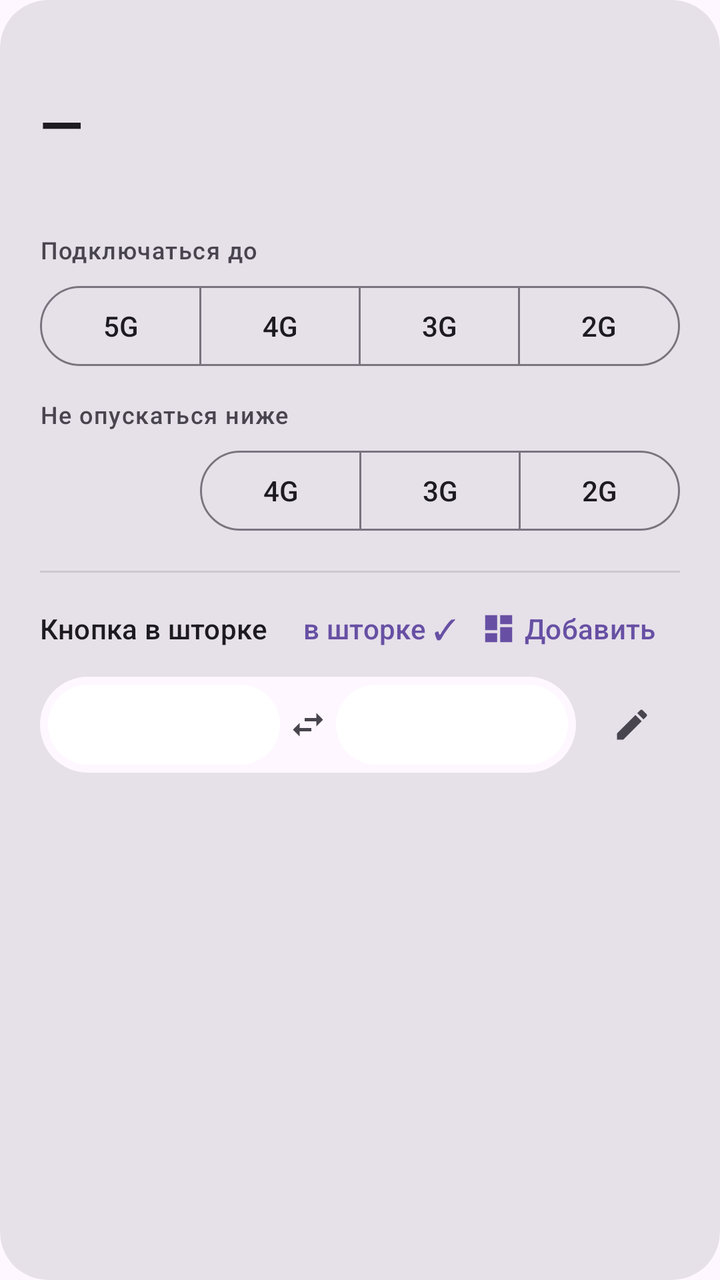
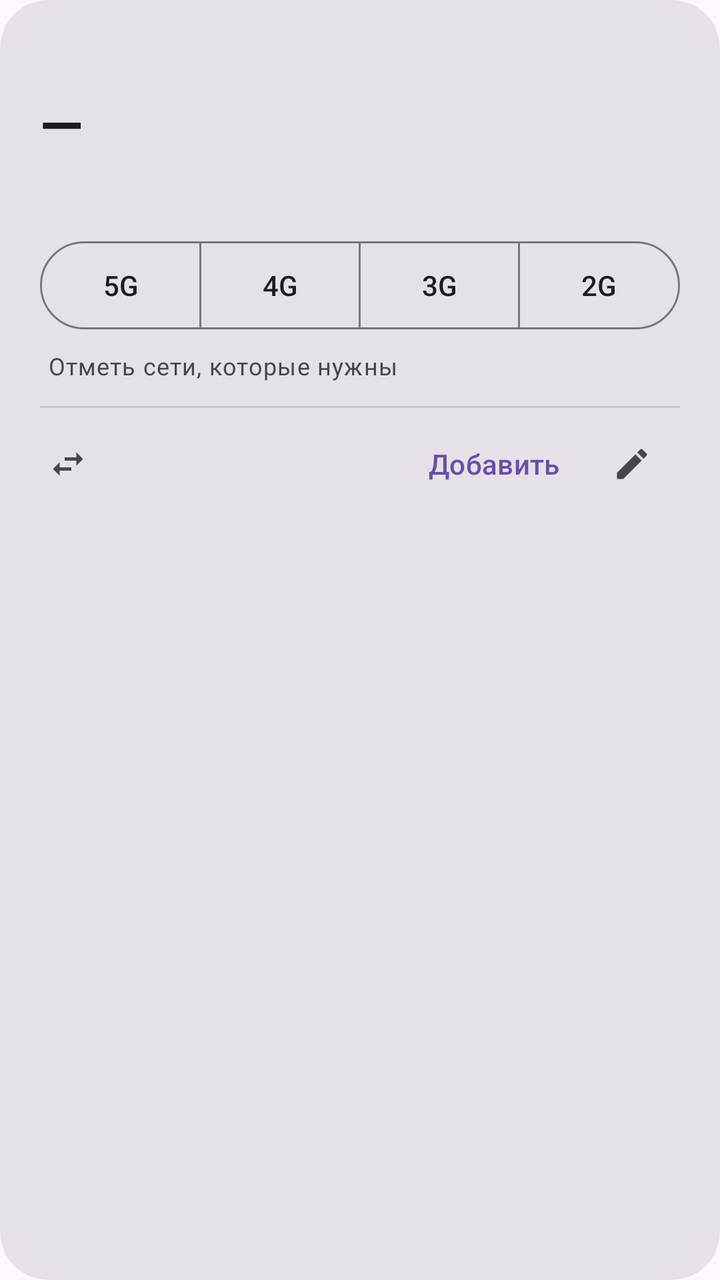

Before-and-after screenshots of an Android layout around one commit, followed by the original layout XML and the change that was made.
<!-- AndroidManifest.xml: application theme Theme.NetModeSwitch -->
<!-- res/layout/item_sim.xml -->
<?xml version="1.0" encoding="utf-8"?>
<com.google.android.material.card.MaterialCardView xmlns:android="http://schemas.android.com/apk/res/android"
    xmlns:app="http://schemas.android.com/apk/res-auto"
    android:layout_width="match_parent"
    android:layout_height="wrap_content"
    android:layout_marginBottom="12dp"
    app:cardCornerRadius="24dp"
    style="@style/Widget.Material3.CardView.Filled">

    <LinearLayout
        android:layout_width="match_parent"
        android:layout_height="wrap_content"
        android:orientation="vertical"
        android:padding="20dp">

        <TextView
            android:id="@+id/simName"
            android:layout_width="match_parent"
            android:layout_height="wrap_content"
            android:textAppearance="?attr/textAppearanceLabelLarge"
            android:alpha="0.7" />

        <TextView
            android:id="@+id/mode"
            android:layout_width="match_parent"
            android:layout_height="wrap_content"
            android:layout_marginTop="4dp"
            android:text="@string/unknown"
            android:textAppearance="?attr/textAppearanceHeadlineMedium"
            android:textStyle="bold" />

        <TextView
            android:id="@+id/detail"
            android:layout_width="match_parent"
            android:layout_height="wrap_content"
            android:layout_marginTop="4dp"
            android:textAppearance="?attr/textAppearanceBodySmall"
            android:textColor="?attr/colorOnSurfaceVariant" />

        
        <TextView
            android:layout_width="match_parent"
            android:layout_height="wrap_content"
            android:layout_marginTop="16dp"
            android:text="@string/range_top"
            android:textAppearance="?attr/textAppearanceLabelMedium"
            android:textColor="?attr/colorOnSurfaceVariant" />

        <com.google.android.material.button.MaterialButtonToggleGroup
            android:id="@+id/topGroup"
            android:layout_width="match_parent"
            android:layout_height="wrap_content"
            android:layout_marginTop="6dp"
            app:singleSelection="true"
            app:selectionRequired="true">

            <com.google.android.material.button.MaterialButton
                android:id="@+id/top5"
                style="?attr/materialButtonOutlinedStyle"
                android:layout_width="0dp"
                android:layout_weight="1"
                android:layout_height="48dp"
                android:text="@string/mode_5g_short" />

            <com.google.android.material.button.MaterialButton
                android:id="@+id/top4"
                style="?attr/materialButtonOutlinedStyle"
                android:layout_width="0dp"
                android:layout_weight="1"
                android:layout_height="48dp"
                android:text="@string/mode_4g_short" />

            <com.google.android.material.button.MaterialButton
                android:id="@+id/top3"
                style="?attr/materialButtonOutlinedStyle"
                android:layout_width="0dp"
                android:layout_weight="1"
                android:layout_height="48dp"
                android:text="@string/mode_3g_short" />

            <com.google.android.material.button.MaterialButton
                android:id="@+id/top2"
                style="?attr/materialButtonOutlinedStyle"
                android:layout_width="0dp"
                android:layout_weight="1"
                android:layout_height="48dp"
                android:text="@string/mode_2g" />
        </com.google.android.material.button.MaterialButtonToggleGroup>

        <TextView
            android:layout_width="match_parent"
            android:layout_height="wrap_content"
            android:layout_marginTop="12dp"
            android:text="@string/range_bottom"
            android:textAppearance="?attr/textAppearanceLabelMedium"
            android:textColor="?attr/colorOnSurfaceVariant" />

        
        <LinearLayout
            android:layout_width="match_parent"
            android:layout_height="wrap_content"
            android:layout_marginTop="6dp"
            android:orientation="horizontal">

            <Space
                android:layout_width="0dp"
                android:layout_height="0dp"
                android:layout_weight="1" />

            <com.google.android.material.button.MaterialButtonToggleGroup
                android:id="@+id/bottomGroup"
                android:layout_width="0dp"
                android:layout_height="wrap_content"
                android:layout_weight="3"
                app:singleSelection="true"
                app:selectionRequired="true">

            <com.google.android.material.button.MaterialButton
                android:id="@+id/bottom4"
                style="?attr/materialButtonOutlinedStyle"
                android:layout_width="0dp"
                android:layout_weight="1"
                android:layout_height="48dp"
                android:text="@string/mode_4g_short" />

            <com.google.android.material.button.MaterialButton
                android:id="@+id/bottom3"
                style="?attr/materialButtonOutlinedStyle"
                android:layout_width="0dp"
                android:layout_weight="1"
                android:layout_height="48dp"
                android:text="@string/mode_3g_short" />

            <com.google.android.material.button.MaterialButton
                android:id="@+id/bottom2"
                style="?attr/materialButtonOutlinedStyle"
                android:layout_width="0dp"
                android:layout_weight="1"
                android:layout_height="48dp"
                android:text="@string/mode_2g" />
            </com.google.android.material.button.MaterialButtonToggleGroup>
        </LinearLayout>

        <View
            android:layout_width="match_parent"
            android:layout_height="1dp"
            android:layout_marginTop="16dp"
            android:alpha="0.12"
            android:background="?attr/colorOnSurface" />

        
        <LinearLayout
            android:layout_width="match_parent"
            android:layout_height="wrap_content"
            android:layout_marginTop="8dp"
            android:gravity="center_vertical"
            android:minHeight="40dp"
            android:orientation="horizontal">

            <TextView
                android:layout_width="0dp"
                android:layout_height="wrap_content"
                android:layout_weight="1"
                android:text="@string/pair_block"
                android:textAppearance="?attr/textAppearanceTitleSmall" />

            <TextView
                android:id="@+id/pairShown"
                android:layout_width="wrap_content"
                android:layout_height="wrap_content"
                android:text="@string/pair_shown"
                android:textAppearance="?attr/textAppearanceLabelLarge"
                android:textColor="?attr/colorPrimary" />

            
            <com.google.android.material.button.MaterialButton
                android:id="@+id/pairAdd"
                style="@style/Widget.Material3.Button.TextButton"
                android:layout_width="wrap_content"
                android:layout_height="wrap_content"
                android:minHeight="40dp"
                android:text="@string/pair_add"
                app:icon="@drawable/ic_a_tiles"
                app:iconSize="18dp" />
        </LinearLayout>

        <LinearLayout
            android:layout_width="match_parent"
            android:layout_height="wrap_content"
            android:layout_marginTop="4dp"
            android:gravity="center_vertical"
            android:orientation="horizontal">

            <LinearLayout
                android:id="@+id/toggle"
                android:layout_width="0dp"
                android:layout_height="48dp"
                android:layout_weight="1"
                android:background="@drawable/bg_pair"
                android:backgroundTint="?attr/colorSurface"
                android:clickable="true"
                android:focusable="true"
                android:foreground="?attr/selectableItemBackground"
                android:gravity="center_vertical"
                android:orientation="horizontal"
                android:padding="4dp">

                <TextView
                    android:id="@+id/pairFirst"
                    android:layout_width="0dp"
                    android:layout_height="match_parent"
                    android:layout_weight="1"
                    android:background="@drawable/bg_pair_on"
                    android:ellipsize="end"
                    android:gravity="center"
                    android:maxLines="1"
                    android:textAppearance="?attr/textAppearanceTitleSmall" />

                <ImageView
                    android:id="@+id/pairIcon"
                    android:layout_width="20dp"
                    android:layout_height="20dp"
                    android:layout_marginHorizontal="4dp"
                    android:importantForAccessibility="no"
                    android:src="@drawable/ic_swap"
                    app:tint="?attr/colorOnSurfaceVariant" />

                <TextView
                    android:id="@+id/pairSecond"
                    android:layout_width="0dp"
                    android:layout_height="match_parent"
                    android:layout_weight="1"
                    android:background="@drawable/bg_pair_on"
                    android:ellipsize="end"
                    android:gravity="center"
                    android:maxLines="1"
                    android:textAppearance="?attr/textAppearanceTitleSmall" />
            </LinearLayout>

            <com.google.android.material.button.MaterialButton
                android:id="@+id/pairEdit"
                style="@style/Widget.Material3.Button.IconButton"
                android:layout_width="48dp"
                android:layout_height="48dp"
                android:layout_marginStart="4dp"
                android:contentDescription="@string/pair_edit"
                app:icon="@drawable/ic_edit"
                app:iconTint="?attr/colorOnSurfaceVariant" />
        </LinearLayout>
    </LinearLayout>
</com.google.android.material.card.MaterialCardView>
<!-- resources referenced by this layout -->
<resources>
  <!-- drawable bg_pair (drawable) -->
  <?xml version="1.0" encoding="utf-8"?>
  <shape xmlns:android="http://schemas.android.com/apk/res/android" android:shape="rectangle">
      <corners android:radius="24dp" />
      <solid android:color="@android:color/white" />
  </shape>
  <!-- drawable bg_pair_on (drawable) -->
  <?xml version="1.0" encoding="utf-8"?>
  <shape xmlns:android="http://schemas.android.com/apk/res/android" android:shape="rectangle">
      <corners android:radius="20dp" />
      <solid android:color="@android:color/white" />
  </shape>
  <!-- drawable ic_a_tiles (drawable) -->
  <vector xmlns:android="http://schemas.android.com/apk/res/android"
      android:width="24dp"
      android:height="24dp"
      android:tint="?attr/colorControlNormal"
      android:viewportWidth="24"
      android:viewportHeight="24">
      <path android:fillColor="@android:color/white" android:pathData="M3,13h8V3H3v10zM3,21h8v-6H3v6zM13,21h8V11h-8v10zM13,3v6h8V3h-8z" />
  </vector>
  <!-- drawable ic_edit (drawable) -->
  <vector xmlns:android="http://schemas.android.com/apk/res/android"
      android:width="24dp" android:height="24dp"
      android:viewportWidth="24" android:viewportHeight="24">
      <path android:fillColor="@android:color/white"
          android:pathData="M3,17.25V21h3.75L17.81,9.94l-3.75,-3.75L3,17.25zM20.71,7.04c0.39,-0.39 0.39,-1.02 0,-1.41l-2.34,-2.34c-0.39,-0.39 -1.02,-0.39 -1.41,0l-1.83,1.83 3.75,3.75 1.83,-1.83z" />
  </vector>
  <!-- drawable ic_swap (drawable) -->
  <vector xmlns:android="http://schemas.android.com/apk/res/android"
      android:width="24dp" android:height="24dp"
      android:viewportWidth="24" android:viewportHeight="24">
      <path android:fillColor="@android:color/white"
          android:pathData="M6.99,11L3,15l3.99,4v-3H14v-2H6.99v-3zM21,9l-3.99,-4v3H10v2h7.01v3L21,9z" />
  </vector>
  <string name="mode_2g">2G</string>
  <string name="mode_3g_short">3G</string>
  <string name="mode_4g_short">4G</string>
  <string name="mode_5g_short">5G</string>
  <string name="pair_add">Добавить</string>
  <string name="pair_block">Кнопка в шторке</string>
  <string name="pair_edit">Выбрать два режима</string>
  <string name="pair_shown">в шторке ✓</string>
  <string name="range_bottom">Не опускаться ниже</string>
  <string name="range_top">Подключаться до</string>
  <string name="unknown">—</string>
  <style name="Theme.NetModeSwitch" parent="Theme.Material3.DayNight.NoActionBar">
          <item name="android:statusBarColor">?attr/colorSurface</item>
          <item name="android:navigationBarColor">?attr/colorSurface</item>
          
          <item name="android:windowLightStatusBar">true</item>
          <item name="android:windowLightNavigationBar">true</item>
      </style>
</resources>

<!-- the commit's change to res/layout/item_sim.xml (unified diff, before → after) -->
@@ -38,152 +38,63 @@
             android:textColor="?attr/colorOnSurfaceVariant" />
 
         
-        <TextView
+        <com.google.android.material.button.MaterialButtonToggleGroup
+            android:id="@+id/nets"
             android:layout_width="match_parent"
             android:layout_height="wrap_content"
             android:layout_marginTop="16dp"
-            android:text="@string/range_top"
-            android:textAppearance="?attr/textAppearanceLabelMedium"
-            android:textColor="?attr/colorOnSurfaceVariant" />
-
-        <com.google.android.material.button.MaterialButtonToggleGroup
-            android:id="@+id/topGroup"
-            android:layout_width="match_parent"
-            android:layout_height="wrap_content"
-            android:layout_marginTop="6dp"
-            app:singleSelection="true"
-            app:selectionRequired="true">
+            app:singleSelection="false">
 
             <com.google.android.material.button.MaterialButton
-                android:id="@+id/top5"
+                android:id="@+id/net5"
                 style="?attr/materialButtonOutlinedStyle"
                 android:layout_width="0dp"
                 android:layout_weight="1"
-                android:layout_height="48dp"
+                android:layout_height="52dp"
                 android:text="@string/mode_5g_short" />
 
             <com.google.android.material.button.MaterialButton
-                android:id="@+id/top4"
+                android:id="@+id/net4"
                 style="?attr/materialButtonOutlinedStyle"
                 android:layout_width="0dp"
                 android:layout_weight="1"
-                android:layout_height="48dp"
+                android:layout_height="52dp"
                 android:text="@string/mode_4g_short" />
 
             <com.google.android.material.button.MaterialButton
-                android:id="@+id/top3"
+                android:id="@+id/net3"
                 style="?attr/materialButtonOutlinedStyle"
                 android:layout_width="0dp"
                 android:layout_weight="1"
-                android:layout_height="48dp"
+                android:layout_height="52dp"
                 android:text="@string/mode_3g_short" />
 
             <com.google.android.material.button.MaterialButton
-                android:id="@+id/top2"
+                android:id="@+id/net2"
                 style="?attr/materialButtonOutlinedStyle"
                 android:layout_width="0dp"
                 android:layout_weight="1"
-                android:layout_height="48dp"
+                android:layout_height="52dp"
                 android:text="@string/mode_2g" />
         </com.google.android.material.button.MaterialButtonToggleGroup>
 
         <TextView
             android:layout_width="match_parent"
             android:layout_height="wrap_content"
-            android:layout_marginTop="12dp"
-            android:text="@string/range_bottom"
-            android:textAppearance="?attr/textAppearanceLabelMedium"
+            android:layout_marginTop="6dp"
+            android:layout_marginStart="4dp"
+            android:text="@string/nets_hint"
+            android:textAppearance="?attr/textAppearanceBodySmall"
             android:textColor="?attr/colorOnSurfaceVariant" />
-
-        
-        <LinearLayout
-            android:layout_width="match_parent"
-            android:layout_height="wrap_content"
-            android:layout_marginTop="6dp"
-            android:orientation="horizontal">
-
-            <Space
-                android:layout_width="0dp"
-                android:layout_height="0dp"
-                android:layout_weight="1" />
-
-            <com.google.android.material.button.MaterialButtonToggleGroup
-                android:id="@+id/bottomGroup"
-                android:layout_width="0dp"
-                android:layout_height="wrap_content"
-                android:layout_weight="3"
-                app:singleSelection="true"
-                app:selectionRequired="true">
-
-            <com.google.android.material.button.MaterialButton
-                android:id="@+id/bottom4"
-                style="?attr/materialButtonOutlinedStyle"
-                android:layout_width="0dp"
-                android:layout_weight="1"
-                android:layout_height="48dp"
-                android:text="@string/mode_4g_short" />
-
-            <com.google.android.material.button.MaterialButton
-                android:id="@+id/bottom3"
-                style="?attr/materialButtonOutlinedStyle"
-                android:layout_width="0dp"
-                android:layout_weight="1"
-                android:layout_height="48dp"
-                android:text="@string/mode_3g_short" />
-
-            <com.google.android.material.button.MaterialButton
-                android:id="@+id/bottom2"
-                style="?attr/materialButtonOutlinedStyle"
-                android:layout_width="0dp"
-                android:layout_weight="1"
-                android:layout_height="48dp"
-                android:text="@string/mode_2g" />
-            </com.google.android.material.button.MaterialButtonToggleGroup>
-        </LinearLayout>
 
         <View
             android:layout_width="match_parent"
             android:layout_height="1dp"
-            android:layout_marginTop="16dp"
+            android:layout_marginTop="12dp"
             android:alpha="0.12"
             android:background="?attr/colorOnSurface" />
 
         
-        <LinearLayout
-            android:layout_width="match_parent"
-            android:layout_height="wrap_content"
-            android:layout_marginTop="8dp"
-            android:gravity="center_vertical"
-            android:minHeight="40dp"
-            android:orientation="horizontal">
-
-            <TextView
-                android:layout_width="0dp"
-                android:layout_height="wrap_content"
-                android:layout_weight="1"
-                android:text="@string/pair_block"
-                android:textAppearance="?attr/textAppearanceTitleSmall" />
-
-            <TextView
-                android:id="@+id/pairShown"
-                android:layout_width="wrap_content"
-                android:layout_height="wrap_content"
-                android:text="@string/pair_shown"
-                android:textAppearance="?attr/textAppearanceLabelLarge"
-                android:textColor="?attr/colorPrimary" />
-
-            
-            <com.google.android.material.button.MaterialButton
-                android:id="@+id/pairAdd"
-                style="@style/Widget.Material3.Button.TextButton"
-                android:layout_width="wrap_content"
-                android:layout_height="wrap_content"
-                android:minHeight="40dp"
-                android:text="@string/pair_add"
-                app:icon="@drawable/ic_a_tiles"
-                app:iconSize="18dp" />
-        </LinearLayout>
-
         <LinearLayout
             android:layout_width="match_parent"
             android:layout_height="wrap_content"
@@ -194,55 +105,46 @@
             <LinearLayout
                 android:id="@+id/toggle"
                 android:layout_width="0dp"
-                android:layout_height="48dp"
+                android:layout_height="wrap_content"
                 android:layout_weight="1"
-                android:background="@drawable/bg_pair"
-                android:backgroundTint="?attr/colorSurface"
+                android:background="?attr/selectableItemBackground"
                 android:clickable="true"
                 android:focusable="true"
-                android:foreground="?attr/selectableItemBackground"
                 android:gravity="center_vertical"
-                android:orientation="horizontal"
-                android:padding="4dp">
-
-                <TextView
-                    android:id="@+id/pairFirst"
-                    android:layout_width="0dp"
-                    android:layout_height="match_parent"
-                    android:layout_weight="1"
-                    android:background="@drawable/bg_pair_on"
-                    android:ellipsize="end"
-                    android:gravity="center"
-                    android:maxLines="1"
-                    android:textAppearance="?attr/textAppearanceTitleSmall" />
+                android:minHeight="48dp"
+                android:orientation="horizontal">
 
                 <ImageView
-                    android:id="@+id/pairIcon"
                     android:layout_width="20dp"
                     android:layout_height="20dp"
-                    android:layout_marginHorizontal="4dp"
+                    android:layout_marginStart="4dp"
+                    android:layout_marginEnd="8dp"
                     android:importantForAccessibility="no"
                     android:src="@drawable/ic_swap"
                     app:tint="?attr/colorOnSurfaceVariant" />
 
                 <TextView
-                    android:id="@+id/pairSecond"
+                    android:id="@+id/pair"
                     android:layout_width="0dp"
-                    android:layout_height="match_parent"
+                    android:layout_height="wrap_content"
                     android:layout_weight="1"
-                    android:background="@drawable/bg_pair_on"
-                    android:ellipsize="end"
-                    android:gravity="center"
-                    android:maxLines="1"
-                    android:textAppearance="?attr/textAppearanceTitleSmall" />
+                    android:textAppearance="?attr/textAppearanceBodyMedium" />
             </LinearLayout>
+
+            
+            <com.google.android.material.button.MaterialButton
+                android:id="@+id/pairAdd"
+                style="@style/Widget.Material3.Button.TextButton"
+                android:layout_width="wrap_content"
+                android:layout_height="wrap_content"
+                android:minHeight="40dp"
+                android:text="@string/pair_add" />
 
             <com.google.android.material.button.MaterialButton
                 android:id="@+id/pairEdit"
                 style="@style/Widget.Material3.Button.IconButton"
                 android:layout_width="48dp"
                 android:layout_height="48dp"
-                android:layout_marginStart="4dp"
                 android:contentDescription="@string/pair_edit"
                 app:icon="@drawable/ic_edit"
                 app:iconTint="?attr/colorOnSurfaceVariant" />
<!-- resource entries referenced after the edit -->
@@ -1,26 +1,5 @@
 <!-- resources referenced by this layout -->
 <resources>
-  <!-- drawable bg_pair (drawable) -->
-  <?xml version="1.0" encoding="utf-8"?>
-  <shape xmlns:android="http://schemas.android.com/apk/res/android" android:shape="rectangle">
-      <corners android:radius="24dp" />
-      <solid android:color="@android:color/white" />
-  </shape>
-  <!-- drawable bg_pair_on (drawable) -->
-  <?xml version="1.0" encoding="utf-8"?>
-  <shape xmlns:android="http://schemas.android.com/apk/res/android" android:shape="rectangle">
-      <corners android:radius="20dp" />
-      <solid android:color="@android:color/white" />
-  </shape>
-  <!-- drawable ic_a_tiles (drawable) -->
-  <vector xmlns:android="http://schemas.android.com/apk/res/android"
-      android:width="24dp"
-      android:height="24dp"
-      android:tint="?attr/colorControlNormal"
-      android:viewportWidth="24"
-      android:viewportHeight="24">
-      <path android:fillColor="@android:color/white" android:pathData="M3,13h8V3H3v10zM3,21h8v-6H3v6zM13,21h8V11h-8v10zM13,3v6h8V3h-8z" />
-  </vector>
   <!-- drawable ic_edit (drawable) -->
   <vector xmlns:android="http://schemas.android.com/apk/res/android"
       android:width="24dp" android:height="24dp"
@@ -39,12 +18,9 @@
   <string name="mode_3g_short">3G</string>
   <string name="mode_4g_short">4G</string>
   <string name="mode_5g_short">5G</string>
+  <string name="nets_hint">Отметь сети, которые нужны</string>
   <string name="pair_add">Добавить</string>
-  <string name="pair_block">Кнопка в шторке</string>
   <string name="pair_edit">Выбрать два режима</string>
-  <string name="pair_shown">в шторке ✓</string>
-  <string name="range_bottom">Не опускаться ниже</string>
-  <string name="range_top">Подключаться до</string>
   <string name="unknown">—</string>
   <style name="Theme.NetModeSwitch" parent="Theme.Material3.DayNight.NoActionBar">
           <item name="android:statusBarColor">?attr/colorSurface</item>
